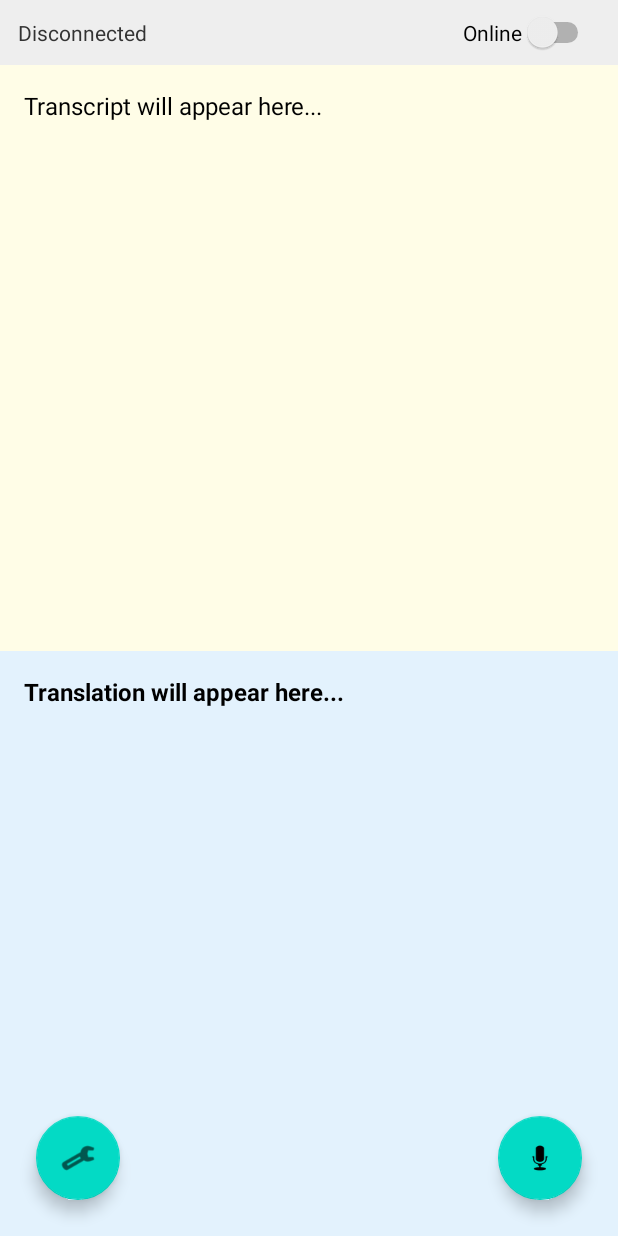
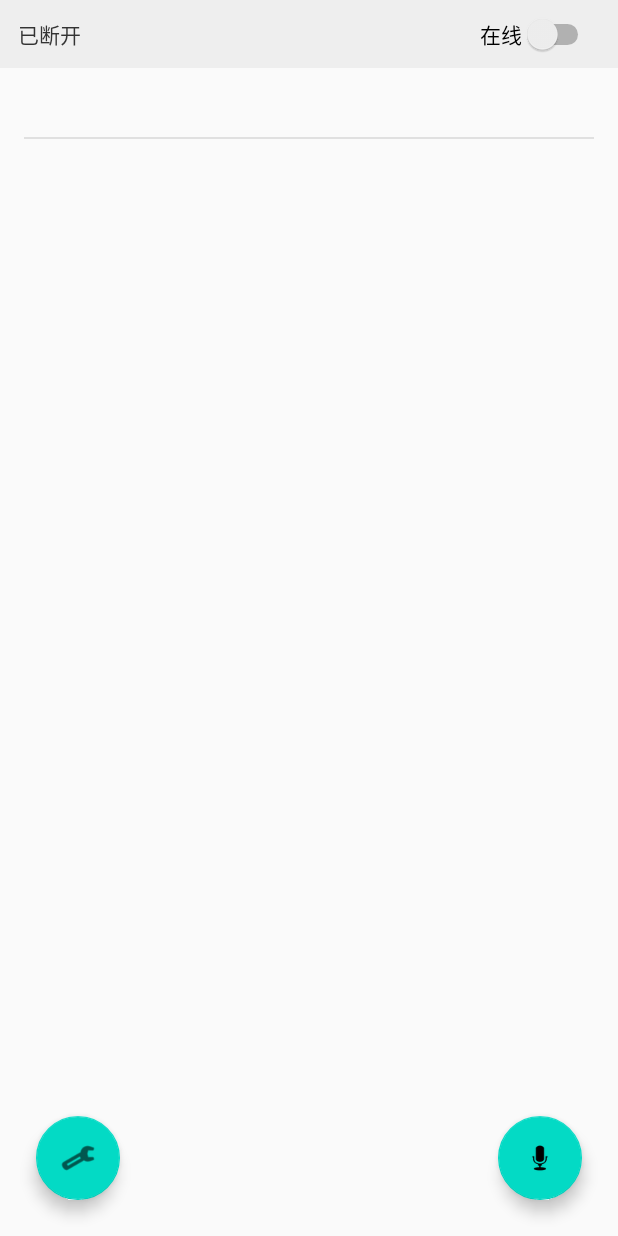
Before and after one commit to ns2250225/Simultaneous-Interpretation, an Android app: the layout activity_main.xml on its own in the app's theme, with its tools: preview values and no code run, on a phone screen of 412 x 824 dp. Run offline under Robolectric (Android 15) with nearby library versions, the phone set to English and light mode, and no system bars.

Commit message:
feat: 实现应用界面和功能的本地化
将应用界面和功能全面本地化为中文，包括：
- 修改所有字符串资源为中文
- 调整布局和样式以适配中文显示
- 更新状态机逻辑以处理中文状态
- 合并转录和翻译显示区域
- 优化滚动行为

```diff
--- a/app/app/src/main/AndroidManifest.xml
+++ b/app/app/src/main/AndroidManifest.xml
@@ -26,7 +26,7 @@
         </activity>
         <activity
             android:name=".SettingsActivity"
-            android:label="Settings"
+            android:label="@string/action_settings"
             android:parentActivityName=".MainActivity" />
     </application>
 
--- a/app/app/src/main/res/layout/activity_main.xml
+++ b/app/app/src/main/res/layout/activity_main.xml
@@ -23,7 +23,7 @@
         android:id="@+id/swConnection"
         android:layout_width="wrap_content"
         android:layout_height="0dp"
-        android:text="Online"
+        android:text="在线"
         android:paddingEnd="16dp"
         android:background="#EEE"
         app:layout_constraintBottom_toBottomOf="@+id/tvStatus"
@@ -31,46 +31,43 @@
         app:layout_constraintTop_toTopOf="@+id/tvStatus" />
 
     <ScrollView
-        android:id="@+id/scrollTranscript"
+        android:id="@+id/scrollLog"
         android:layout_width="0dp"
         android:layout_height="0dp"
-        android:background="@color/transcript_bg"
+        android:background="#FAFAFA"
         android:padding="16dp"
-        app:layout_constraintBottom_toTopOf="@+id/scrollTranslation"
+        app:layout_constraintBottom_toBottomOf="parent"
         app:layout_constraintEnd_toEndOf="parent"
         app:layout_constraintStart_toStartOf="parent"
-        app:layout_constraintTop_toBottomOf="@+id/tvStatus"
-        app:layout_constraintVertical_weight="1">
+        app:layout_constraintTop_toBottomOf="@+id/tvStatus">
+
+        <LinearLayout
+            android:layout_width="match_parent"
+            android:layout_height="wrap_content"
+            android:orientation="vertical">
 
             <TextView
                 android:id="@+id/tvTranscript"
                 android:layout_width="match_parent"
                 android:layout_height="wrap_content"
-            android:text="Transcript will appear here..."
-            android:textColor="@color/black"
-            android:textSize="16sp" />
-    </ScrollView>
+                android:textColor="#555555"
+                android:textSize="16sp"
+                android:layout_marginBottom="8dp" />
 
-    <ScrollView
-        android:id="@+id/scrollTranslation"
-        android:layout_width="0dp"
-        android:layout_height="0dp"
-        android:background="@color/translation_bg"
-        android:padding="16dp"
-        app:layout_constraintBottom_toBottomOf="parent"
-        app:layout_constraintEnd_toEndOf="parent"
-        app:layout_constraintStart_toStartOf="parent"
-        app:layout_constraintTop_toBottomOf="@+id/scrollTranscript"
-        app:layout_constraintVertical_weight="1">
+            <View
+                android:layout_width="match_parent"
+                android:layout_height="1dp"
+                android:background="#E0E0E0"
+                android:layout_marginBottom="8dp"/>
 
             <TextView
                 android:id="@+id/tvTranslation"
                 android:layout_width="match_parent"
                 android:layout_height="wrap_content"
-            android:text="Translation will appear here..."
-            android:textColor="@color/black"
-            android:textSize="16sp"
+                android:textColor="#000000"
+                android:textSize="18sp"
                 android:textStyle="bold" />
+        </LinearLayout>
     </ScrollView>
 
     <com.google.android.material.floatingactionbutton.FloatingActionButton
--- a/app/app/src/main/res/values/strings.xml
+++ b/app/app/src/main/res/values/strings.xml
@@ -1,11 +1,11 @@
 <resources>
-    <string name="app_name">Simultaneous Interpretation</string>
-    <string name="action_settings">Settings</string>
-    <string name="start">Start</string>
-    <string name="stop">Stop</string>
-    <string name="status_disconnected">Disconnected</string>
-    <string name="status_connecting">Connecting...</string>
-    <string name="status_listening">Listening</string>
-    <string name="status_speaking">Speaking</string>
-    <string name="permission_rationale">Microphone permission is required for interpretation.</string>
+    <string name="app_name">同声传译</string>
+    <string name="action_settings">设置</string>
+    <string name="start">开始</string>
+    <string name="stop">停止</string>
+    <string name="status_disconnected">已断开</string>
+    <string name="status_connecting">连接中...</string>
+    <string name="status_listening">正在听...</string>
+    <string name="status_speaking">正在说话...</string>
+    <string name="permission_rationale">同声传译需要麦克风权限。</string>
 </resources>
```
Also changed, not shown: app/app/src/main/java/com/example/simultaneous/MainActivity.kt (+8 -3 lines), app/app/src/main/java/com/example/simultaneous/ui/MainViewModel.kt (+11 -11 lines), app/app/src/main/res/layout/activity_settings.xml (+9 -9 lines). Lines whose indentation alone changed are shown as unchanged.
